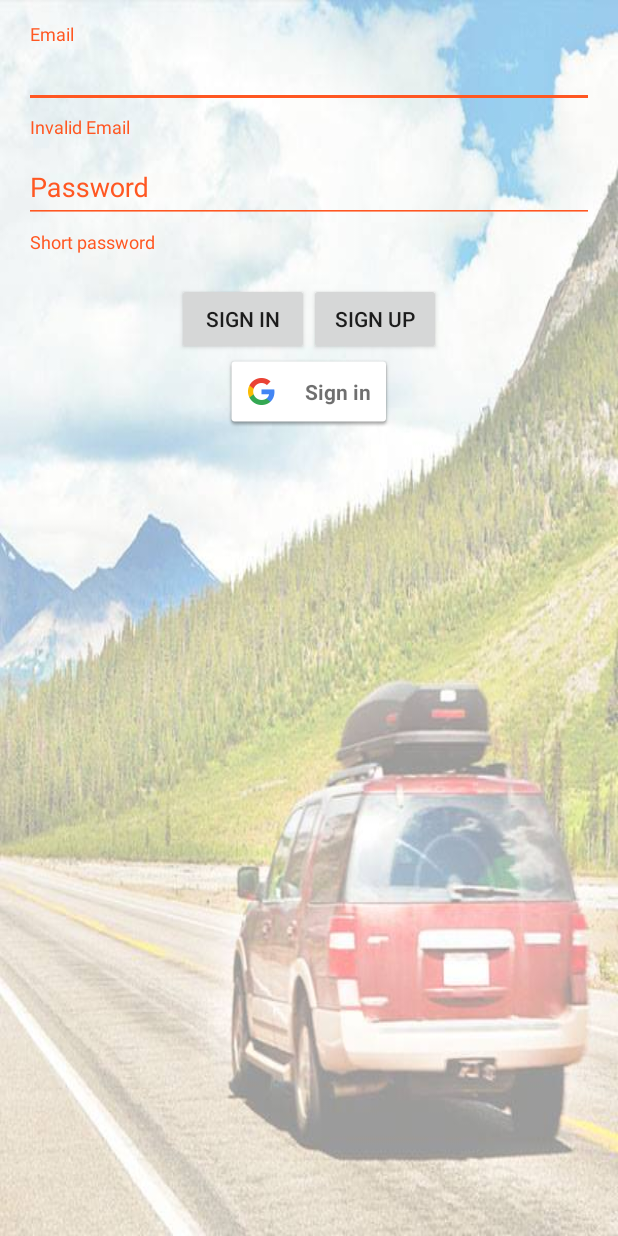
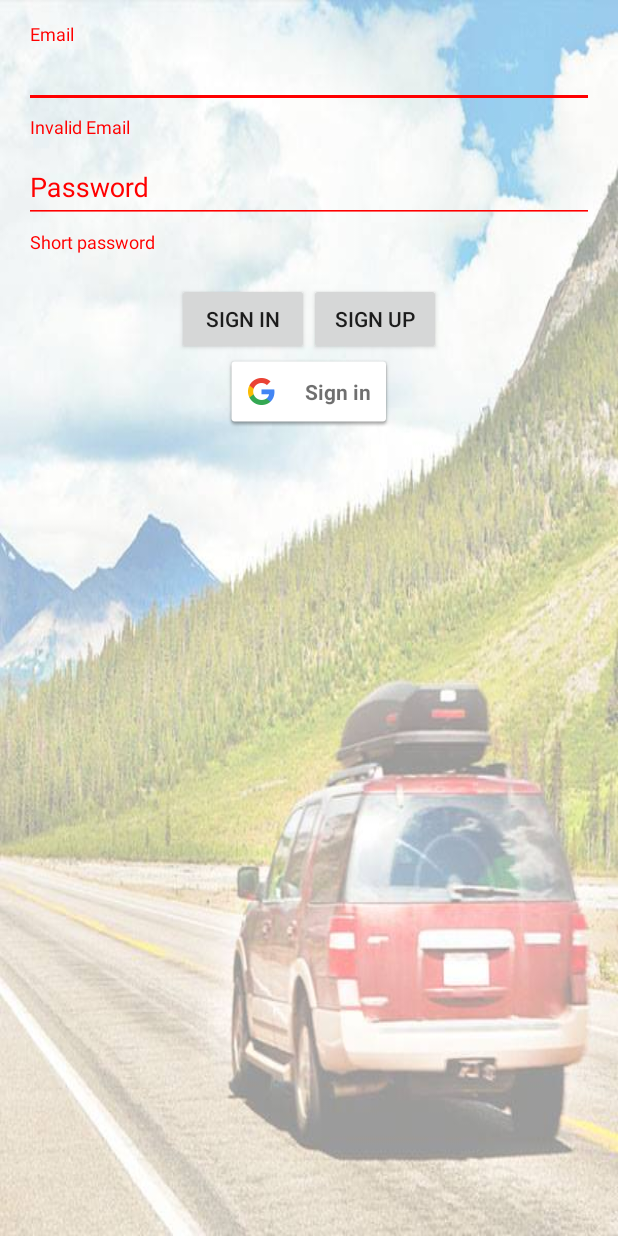
Before and after one commit to AhmedOsman00/Trip-Planner, an Android app: the screen it shows after launch (LoginActivity), after a tap on "SIGN IN", on a phone screen of 412 x 824 dp. Run offline under Robolectric (Android 15) with nearby library versions, the phone set to English and light mode, and no system bars; our stand-ins replace Firebase (no records; nobody signed in at launch, a user with empty details on screens opened directly).

Commit message:
error fixed

```diff
--- a/app/src/main/java/com/ahmedosman/tripplanner/home/Home.java
+++ b/app/src/main/java/com/ahmedosman/tripplanner/home/Home.java
@@ -120,7 +120,7 @@ public class Home extends AppCompatActivity implements NavigationView.OnNavigati
 
                 break;
             case R.id.nav_sign_out:
-                Toast.makeText(getApplicationContext(), "Signed out", Toast.LENGTH_SHORT).show();
+                Toast.makeText(getApplicationContext(), "Signed out Successfully", Toast.LENGTH_LONG).show();
                 FirebaseAuth.getInstance().signOut();
                 Intent intent = new Intent(this,LoginActivity.class);
                 startActivity(intent);
--- a/app/src/main/java/com/ahmedosman/tripplanner/login/SignInFragment.java
+++ b/app/src/main/java/com/ahmedosman/tripplanner/login/SignInFragment.java
@@ -191,7 +191,7 @@ public class SignInFragment extends Fragment {
                         if (task.isSuccessful()) {
                             Log.d("TAG", "signInWithCredential:success");
                             FirebaseUser user = mAuth.getCurrentUser();
-                            Toast.makeText(getContext(), email, Toast.LENGTH_SHORT).show();
+//                            Toast.makeText(getContext(), email, Toast.LENGTH_SHORT).show();
                             userName = email;
                             TripsTable.setUserName(userName);
                             intent = new Intent(SignInFragment.this.getContext(), Home.class);
@@ -203,8 +203,6 @@ public class SignInFragment extends Fragment {
                             try {
                                 if (myTest.execute().get() == false)
                                     Toast.makeText(getContext(), R.string.no_internet_connection, Toast.LENGTH_SHORT).show();
-                                else
-                                    Toast.makeText(getContext(), "Duplicated", Toast.LENGTH_SHORT).show();
                             } catch (Exception e) {
                                 e.printStackTrace();
                             }
--- a/app/src/main/res/layout/fragment_sign_in.xml
+++ b/app/src/main/res/layout/fragment_sign_in.xml
@@ -21,7 +21,8 @@
                 android:layout_width="match_parent"
                 android:layout_height="wrap_content"
                 android:hint="Email"
-                app:errorEnabled="true">
+                app:errorEnabled="true"
+                app:errorTextAppearance="@style/MyAppTheme.TextInputLayout">
 
 
                 <EditText
@@ -41,7 +42,8 @@
                 android:layout_width="match_parent"
                 android:layout_height="wrap_content"
                 android:hint="Password"
-                app:errorEnabled="true">
+                app:errorEnabled="true"
+                app:errorTextAppearance="@style/MyAppTheme.TextInputLayout">
 
                 <EditText
                     android:id="@+id/edtPassword"
@@ -59,7 +61,7 @@
                 android:layout_height="wrap_content"
                 android:layout_gravity="center_horizontal"
                 android:text="Invalid Email or Password"
-                android:textColor="#FF0000"
+                android:textColor="@color/errorColor"
                 android:visibility="invisible" />
 
 
--- a/app/src/main/res/values/colors.xml
+++ b/app/src/main/res/values/colors.xml
@@ -4,4 +4,6 @@
     <color name="colorPrimaryDark">#303F9F</color>
     <color name="colorAccent">#FF4081</color>
     <color name="colorPrimaryLight">#4a5dc4</color>
+    <color name="errorColor">#f00</color>
+
 </resources>
--- a/app/src/main/res/values/styles.xml
+++ b/app/src/main/res/values/styles.xml
@@ -26,4 +26,8 @@
         <item name="android:backgroundDimEnabled">false</item>
     </style>
 
+    <style name="MyAppTheme.TextInputLayout" parent="@android:style/TextAppearance">
+        <item name="android:textColor">@color/errorColor</item>
+        <item name="android:textSize">12sp</item>
+    </style>
 </resources>
```
Also changed, not shown: app/src/main/res/layout/fragment_sign_up.xml (+6 -3 lines).
